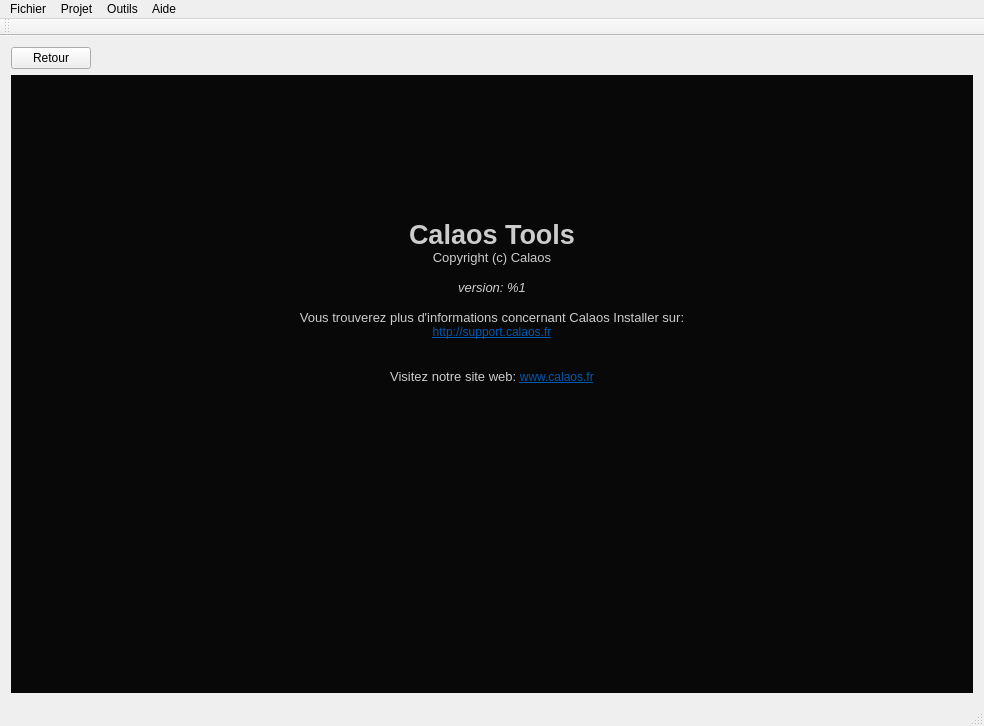
calaos/calaos_installer, file data/mainwindow.ui: the form before one commit.
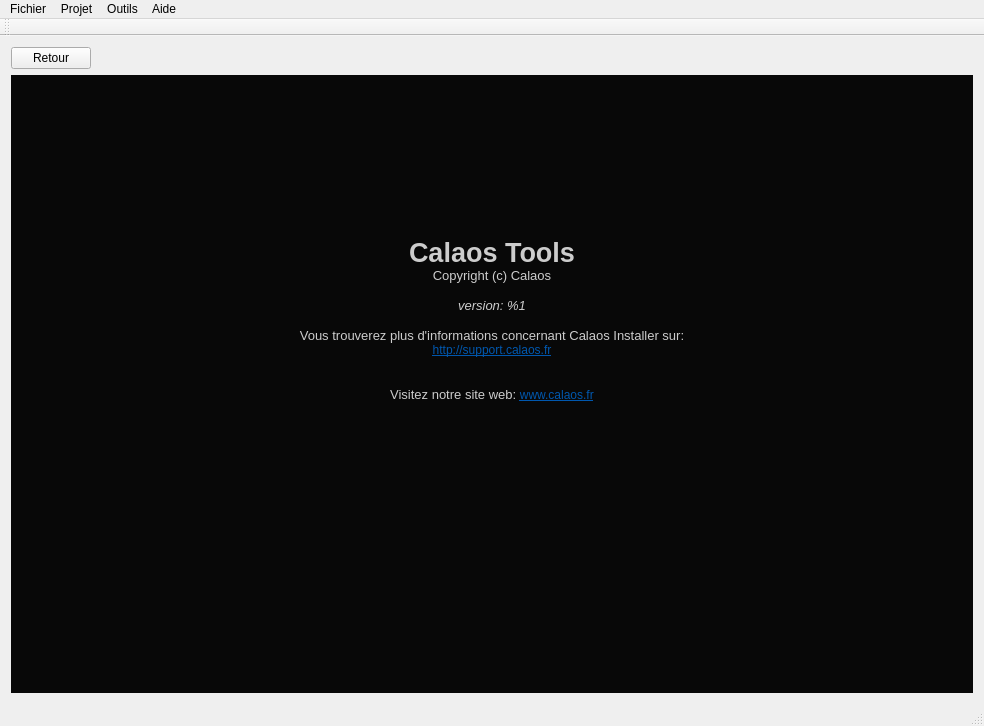
The form after the commit. Icons and pictures are not drawn. Custom widgets are drawn as their Qt base class.

Patch:
```diff
--- a/data/mainwindow.ui
+++ b/data/mainwindow.ui
@@ -119,30 +119,31 @@
               <string>&lt;!DOCTYPE HTML PUBLIC &quot;-//W3C//DTD HTML 4.0//EN&quot; &quot;http://www.w3.org/TR/REC-html40/strict.dtd&quot;&gt;
 &lt;html&gt;&lt;head&gt;&lt;meta name=&quot;qrichtext&quot; content=&quot;1&quot; /&gt;&lt;style type=&quot;text/css&quot;&gt;
 p, li { white-space: pre-wrap; }
-&lt;/style&gt;&lt;/head&gt;&lt;body style=&quot; font-family:'Sans Serif'; font-size:9pt; font-weight:400; font-style:normal;&quot;&gt;
+&lt;/style&gt;&lt;/head&gt;&lt;body style=&quot; font-family:'Sans Serif'; font-size:11pt; font-weight:400; font-style:normal;&quot;&gt;
 &lt;table border=&quot;0&quot; style=&quot;-qt-table-type: root; margin-top:4px; margin-bottom:4px; margin-left:4px; margin-right:4px;&quot;&gt;
 &lt;tr&gt;
 &lt;td style=&quot;border: none;&quot;&gt;
-&lt;p style=&quot;-qt-paragraph-type:empty; margin-top:0px; margin-bottom:0px; margin-left:0px; margin-right:0px; -qt-block-indent:0; text-indent:0px;&quot;&gt;&lt;/p&gt;
-&lt;p style=&quot;-qt-paragraph-type:empty; margin-top:0px; margin-bottom:0px; margin-left:0px; margin-right:0px; -qt-block-indent:0; text-indent:0px;&quot;&gt;&lt;/p&gt;
-&lt;p style=&quot;-qt-paragraph-type:empty; margin-top:0px; margin-bottom:0px; margin-left:0px; margin-right:0px; -qt-block-indent:0; text-indent:0px;&quot;&gt;&lt;/p&gt;
-&lt;p style=&quot;-qt-paragraph-type:empty; margin-top:0px; margin-bottom:0px; margin-left:0px; margin-right:0px; -qt-block-indent:0; text-indent:0px;&quot;&gt;&lt;/p&gt;
-&lt;p style=&quot;-qt-paragraph-type:empty; margin-top:0px; margin-bottom:0px; margin-left:0px; margin-right:0px; -qt-block-indent:0; text-indent:0px;&quot;&gt;&lt;/p&gt;
-&lt;p style=&quot;-qt-paragraph-type:empty; margin-top:0px; margin-bottom:0px; margin-left:0px; margin-right:0px; -qt-block-indent:0; text-indent:0px;&quot;&gt;&lt;/p&gt;
-&lt;p style=&quot;-qt-paragraph-type:empty; margin-top:0px; margin-bottom:0px; margin-left:0px; margin-right:0px; -qt-block-indent:0; text-indent:0px;&quot;&gt;&lt;/p&gt;
-&lt;p align=&quot;center&quot; style=&quot;-qt-paragraph-type:empty; margin-top:0px; margin-bottom:0px; margin-left:0px; margin-right:0px; -qt-block-indent:0; text-indent:0px;&quot;&gt;&lt;/p&gt;
-&lt;p align=&quot;center&quot; style=&quot;-qt-paragraph-type:empty; margin-top:0px; margin-bottom:0px; margin-left:0px; margin-right:0px; -qt-block-indent:0; text-indent:0px;&quot;&gt;&lt;/p&gt;
+&lt;p style=&quot;-qt-paragraph-type:empty; margin-top:0px; margin-bottom:0px; margin-left:0px; margin-right:0px; -qt-block-indent:0; text-indent:0px; font-size:9pt;&quot;&gt;&lt;/p&gt;
+&lt;p style=&quot;-qt-paragraph-type:empty; margin-top:0px; margin-bottom:0px; margin-left:0px; margin-right:0px; -qt-block-indent:0; text-indent:0px; font-size:9pt;&quot;&gt;&lt;/p&gt;
+&lt;p style=&quot;-qt-paragraph-type:empty; margin-top:0px; margin-bottom:0px; margin-left:0px; margin-right:0px; -qt-block-indent:0; text-indent:0px; font-size:9pt;&quot;&gt;&lt;/p&gt;
+&lt;p style=&quot;-qt-paragraph-type:empty; margin-top:0px; margin-bottom:0px; margin-left:0px; margin-right:0px; -qt-block-indent:0; text-indent:0px; font-size:9pt;&quot;&gt;&lt;/p&gt;
+&lt;p style=&quot;-qt-paragraph-type:empty; margin-top:0px; margin-bottom:0px; margin-left:0px; margin-right:0px; -qt-block-indent:0; text-indent:0px; font-size:9pt;&quot;&gt;&lt;/p&gt;
+&lt;p style=&quot;-qt-paragraph-type:empty; margin-top:0px; margin-bottom:0px; margin-left:0px; margin-right:0px; -qt-block-indent:0; text-indent:0px; font-size:9pt;&quot;&gt;&lt;/p&gt;
+&lt;p style=&quot;-qt-paragraph-type:empty; margin-top:0px; margin-bottom:0px; margin-left:0px; margin-right:0px; -qt-block-indent:0; text-indent:0px; font-size:9pt;&quot;&gt;&lt;/p&gt;
+&lt;p style=&quot;-qt-paragraph-type:empty; margin-top:0px; margin-bottom:0px; margin-left:0px; margin-right:0px; -qt-block-indent:0; text-indent:0px; font-size:9pt;&quot;&gt;&lt;/p&gt;
+&lt;p align=&quot;center&quot; style=&quot;-qt-paragraph-type:empty; margin-top:0px; margin-bottom:0px; margin-left:0px; margin-right:0px; -qt-block-indent:0; text-indent:0px; font-size:9pt;&quot;&gt;&lt;/p&gt;
+&lt;p align=&quot;center&quot; style=&quot;-qt-paragraph-type:empty; margin-top:0px; margin-bottom:0px; margin-left:0px; margin-right:0px; -qt-block-indent:0; text-indent:0px; font-size:9pt;&quot;&gt;&lt;/p&gt;
 &lt;p align=&quot;center&quot; style=&quot; margin-top:0px; margin-bottom:0px; margin-left:0px; margin-right:0px; -qt-block-indent:0; text-indent:0px;&quot;&gt;&lt;span style=&quot; font-size:20pt; font-weight:600; color:#cccccc;&quot;&gt;Calaos Tools&lt;/span&gt;&lt;/p&gt;
 &lt;p align=&quot;center&quot; style=&quot; margin-top:0px; margin-bottom:0px; margin-left:0px; margin-right:0px; -qt-block-indent:0; text-indent:0px;&quot;&gt;&lt;span style=&quot; font-size:10pt; color:#cccccc;&quot;&gt;Copyright (c) Calaos&lt;/span&gt;&lt;/p&gt;
 &lt;p align=&quot;center&quot; style=&quot;-qt-paragraph-type:empty; margin-top:0px; margin-bottom:0px; margin-left:0px; margin-right:0px; -qt-block-indent:0; text-indent:0px; font-size:10pt; color:#cccccc;&quot;&gt;&lt;/p&gt;
 &lt;p align=&quot;center&quot; style=&quot; margin-top:0px; margin-bottom:0px; margin-left:0px; margin-right:0px; -qt-block-indent:0; text-indent:0px;&quot;&gt;&lt;span style=&quot; font-size:10pt; font-style:italic; color:#cccccc;&quot;&gt;version: %1&lt;/span&gt;&lt;/p&gt;
 &lt;p align=&quot;center&quot; style=&quot;-qt-paragraph-type:empty; margin-top:0px; margin-bottom:0px; margin-left:0px; margin-right:0px; -qt-block-indent:0; text-indent:0px; font-size:10pt; font-style:italic; color:#cccccc;&quot;&gt;&lt;/p&gt;
 &lt;p align=&quot;center&quot; style=&quot; margin-top:0px; margin-bottom:0px; margin-left:0px; margin-right:0px; -qt-block-indent:0; text-indent:0px;&quot;&gt;&lt;span style=&quot; font-size:10pt; color:#cccccc;&quot;&gt;Vous trouverez plus d'informations concernant Calaos Installer sur:&lt;/span&gt;&lt;/p&gt;
-&lt;p align=&quot;center&quot; style=&quot; margin-top:0px; margin-bottom:0px; margin-left:0px; margin-right:0px; -qt-block-indent:0; text-indent:0px;&quot;&gt;&lt;a href=&quot;http://support.calaos.fr&quot;&gt;&lt;span style=&quot; text-decoration: underline; color:#0057ae;&quot;&gt;http://support.calaos.fr&lt;/span&gt;&lt;/a&gt;&lt;/p&gt;
+&lt;p align=&quot;center&quot; style=&quot; margin-top:0px; margin-bottom:0px; margin-left:0px; margin-right:0px; -qt-block-indent:0; text-indent:0px;&quot;&gt;&lt;a href=&quot;http://support.calaos.fr&quot;&gt;&lt;span style=&quot; font-size:9pt; text-decoration: underline; color:#0057ae;&quot;&gt;http://support.calaos.fr&lt;/span&gt;&lt;/a&gt;&lt;/p&gt;
 &lt;p align=&quot;center&quot; style=&quot;-qt-paragraph-type:empty; margin-top:0px; margin-bottom:0px; margin-left:0px; margin-right:0px; -qt-block-indent:0; text-indent:0px; font-size:10pt; color:#cccccc;&quot;&gt;&lt;/p&gt;
 &lt;p align=&quot;center&quot; style=&quot;-qt-paragraph-type:empty; margin-top:0px; margin-bottom:0px; margin-left:0px; margin-right:0px; -qt-block-indent:0; text-indent:0px; font-size:10pt; color:#cccccc;&quot;&gt;&lt;/p&gt;
-&lt;p align=&quot;center&quot; style=&quot; margin-top:0px; margin-bottom:0px; margin-left:0px; margin-right:0px; -qt-block-indent:0; text-indent:0px;&quot;&gt;&lt;span style=&quot; font-size:10pt; color:#cccccc;&quot;&gt;Visitez notre site web: &lt;/span&gt;&lt;a href=&quot;http://www.calaos.fr&quot;&gt;&lt;span style=&quot; text-decoration: underline; color:#0057ae;&quot;&gt;www.calaos.fr&lt;/span&gt;&lt;/a&gt;&lt;/p&gt;
-&lt;p align=&quot;center&quot; style=&quot;-qt-paragraph-type:empty; margin-top:0px; margin-bottom:0px; margin-left:0px; margin-right:0px; -qt-block-indent:0; text-indent:0px; text-decoration: underline; color:#0000ee;&quot;&gt;&lt;/p&gt;
+&lt;p align=&quot;center&quot; style=&quot; margin-top:0px; margin-bottom:0px; margin-left:0px; margin-right:0px; -qt-block-indent:0; text-indent:0px;&quot;&gt;&lt;span style=&quot; font-size:10pt; color:#cccccc;&quot;&gt;Visitez notre site web: &lt;/span&gt;&lt;a href=&quot;http://www.calaos.fr&quot;&gt;&lt;span style=&quot; font-size:9pt; text-decoration: underline; color:#0057ae;&quot;&gt;www.calaos.fr&lt;/span&gt;&lt;/a&gt;&lt;/p&gt;
+&lt;p align=&quot;center&quot; style=&quot;-qt-paragraph-type:empty; margin-top:0px; margin-bottom:0px; margin-left:0px; margin-right:0px; -qt-block-indent:0; text-indent:0px; font-size:9pt; text-decoration: underline; color:#0000ee;&quot;&gt;&lt;/p&gt;
 &lt;p align=&quot;center&quot; style=&quot; margin-top:0px; margin-bottom:0px; margin-left:0px; margin-right:0px; -qt-block-indent:0; text-indent:0px;&quot;&gt;&lt;img src=&quot;:/img/calaos.png&quot; /&gt;&lt;/p&gt;&lt;/td&gt;&lt;/tr&gt;&lt;/table&gt;&lt;/body&gt;&lt;/html&gt;</string>
              </property>
             </widget>
```
Left out of the diff: 12 changed lines with no effect on the pictures.
